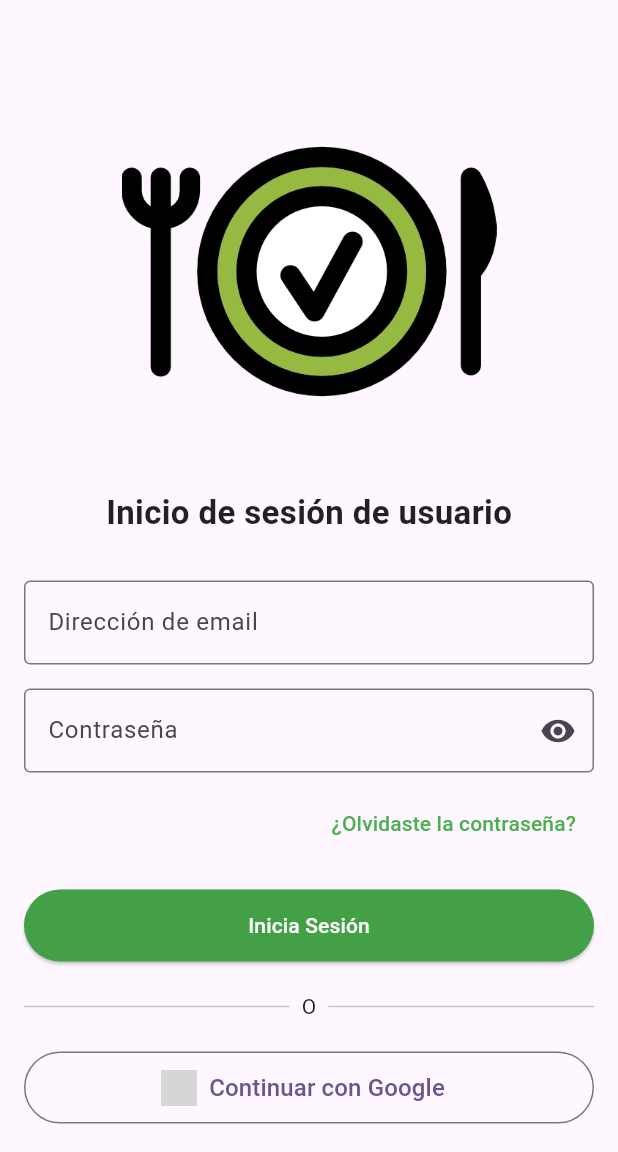
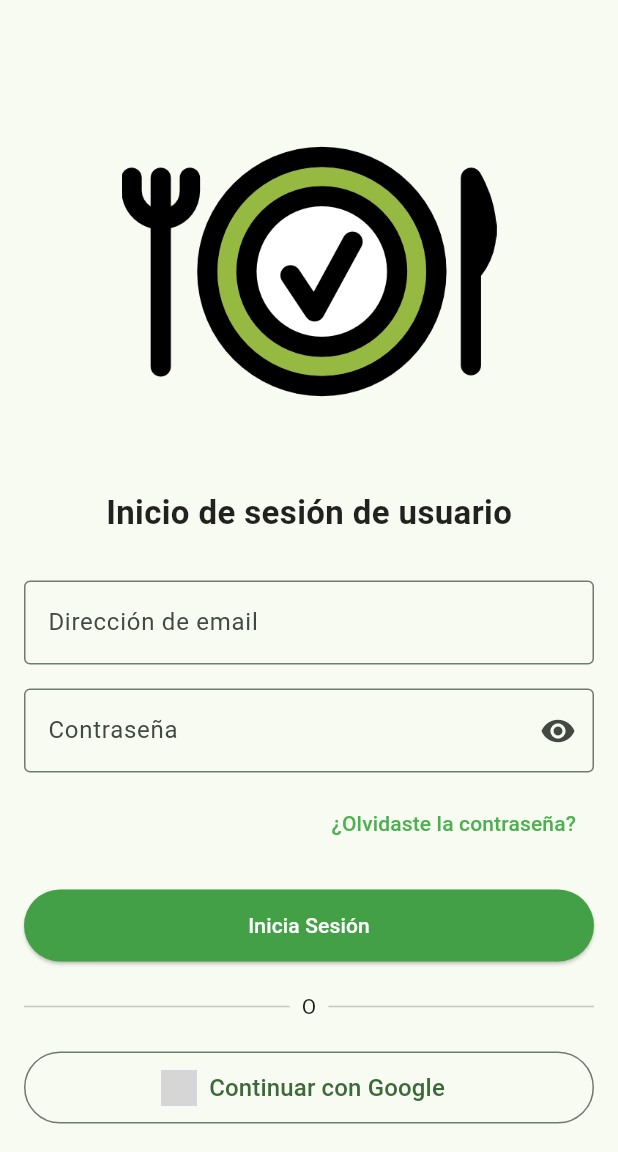
Before and after one commit to lcalorg3006/NutriFlow-apk, a Flutter app: the screen it shows after launch, on a phone screen of 412 x 824 dp, the part 84-1236 px from its top. Run offline on Flutter 3.47's test engine with Material 3 defaults, Android fonts, the phone set to English and light mode, and no system bars; our stand-ins replace google_sign_in; network calls fail; Roboto replaces fonts that are missing (Georgia); grey boxes are pictures that could not be loaded.

Commit message:
Cambios estilos

```diff
--- a/lib/main.dart
+++ b/lib/main.dart
@@ -13,8 +13,7 @@ class MyApp extends StatelessWidget {
       debugShowCheckedModeBanner: false,
       title: 'Flutter Demo',
       theme: ThemeData(
-        colorScheme: ColorScheme.fromSeed(seedColor: Colors.deepPurple),
-        useMaterial3: true,
+        colorScheme: ColorScheme.fromSeed(seedColor: Colors.green, secondary: Colors.greenAccent),
       ),
       home: const LoginPage(),
     );
```
